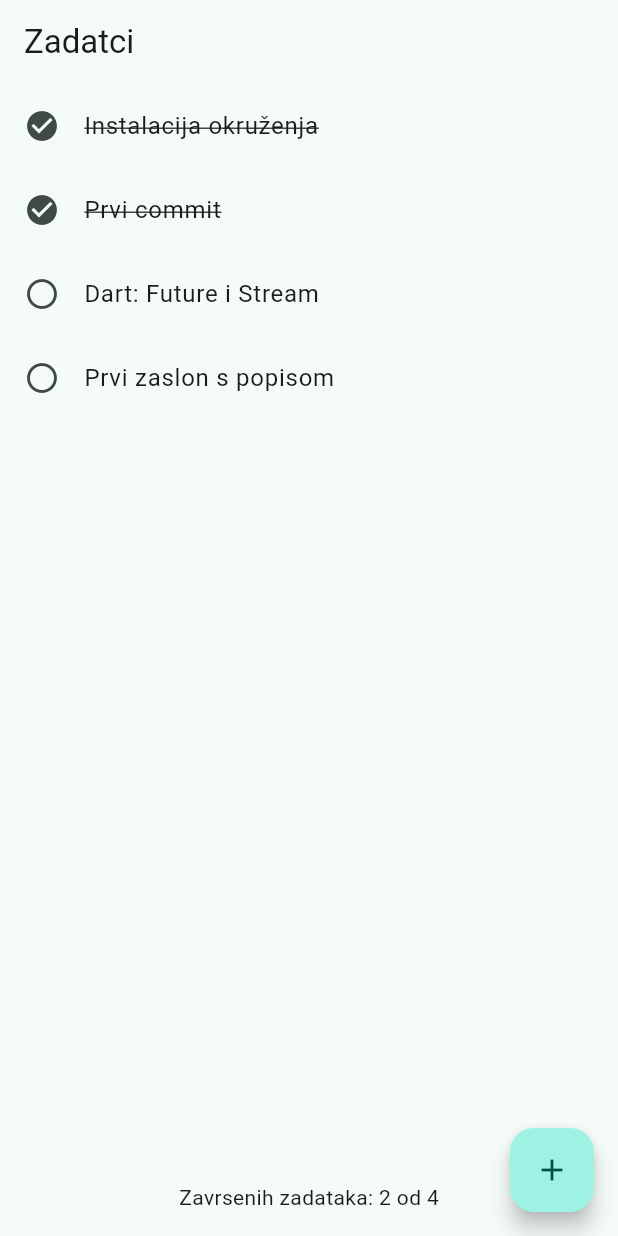
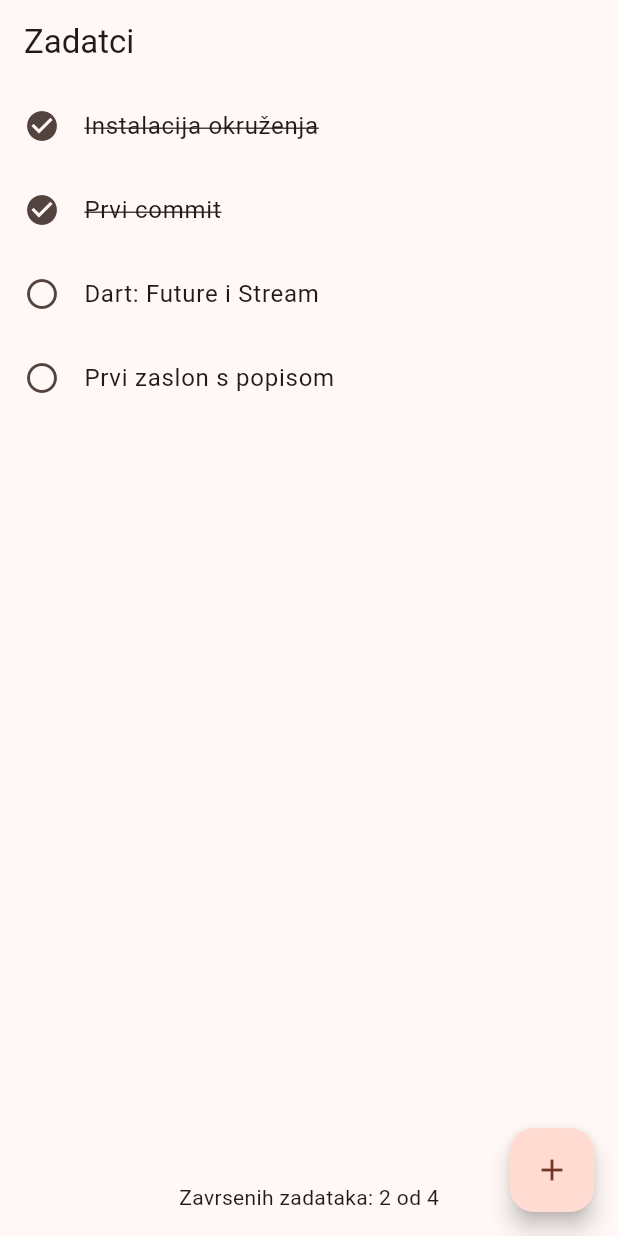
Before and after one commit to mapokapo/nramu_zadatci_app, a Flutter app: the screen it shows after launch, on a phone screen of 412 x 824 dp. Run offline on Flutter 3.47's test engine with Material 3 defaults, Android fonts, the phone set to English and light mode, and no system bars.

Commit message:
add custom changes to main.dart

```diff
--- a/lib/main.dart
+++ b/lib/main.dart
@@ -14,7 +14,7 @@ class ZadatciApp extends StatelessWidget {
       debugShowCheckedModeBanner: false,
       title: 'Zadatci',
       theme: ThemeData(
-        colorScheme: ColorScheme.fromSeed(seedColor: Colors.teal),
+        colorScheme: ColorScheme.fromSeed(seedColor: Colors.deepOrange),
         useMaterial3: true,
       ),
       home: ZadatciEkran(),
```
Also changed, not shown: 1 other file.
